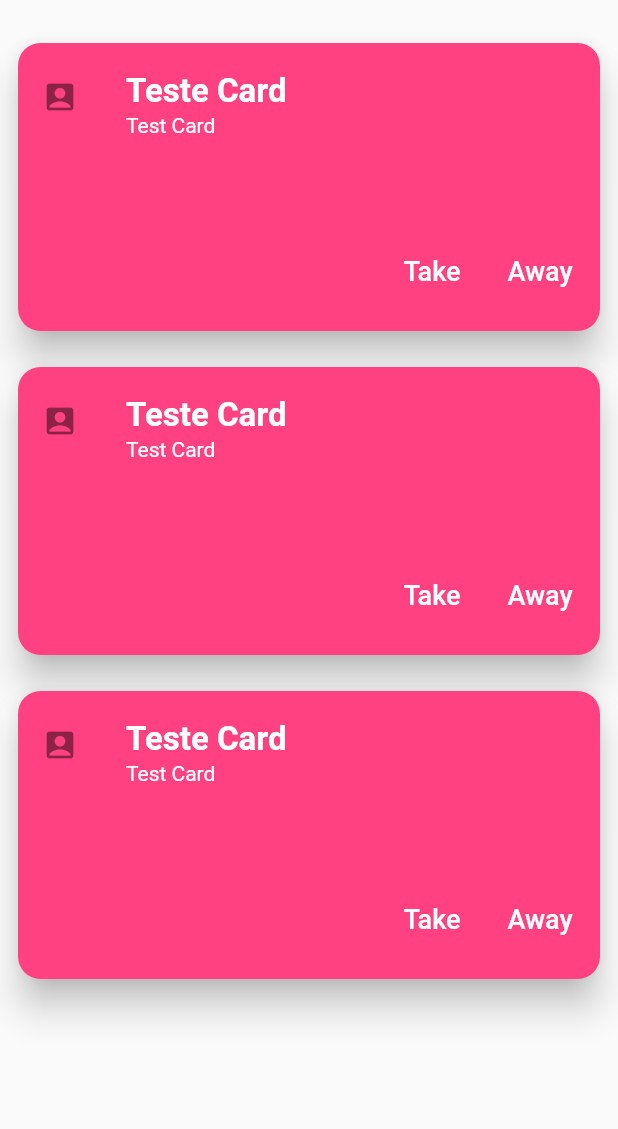
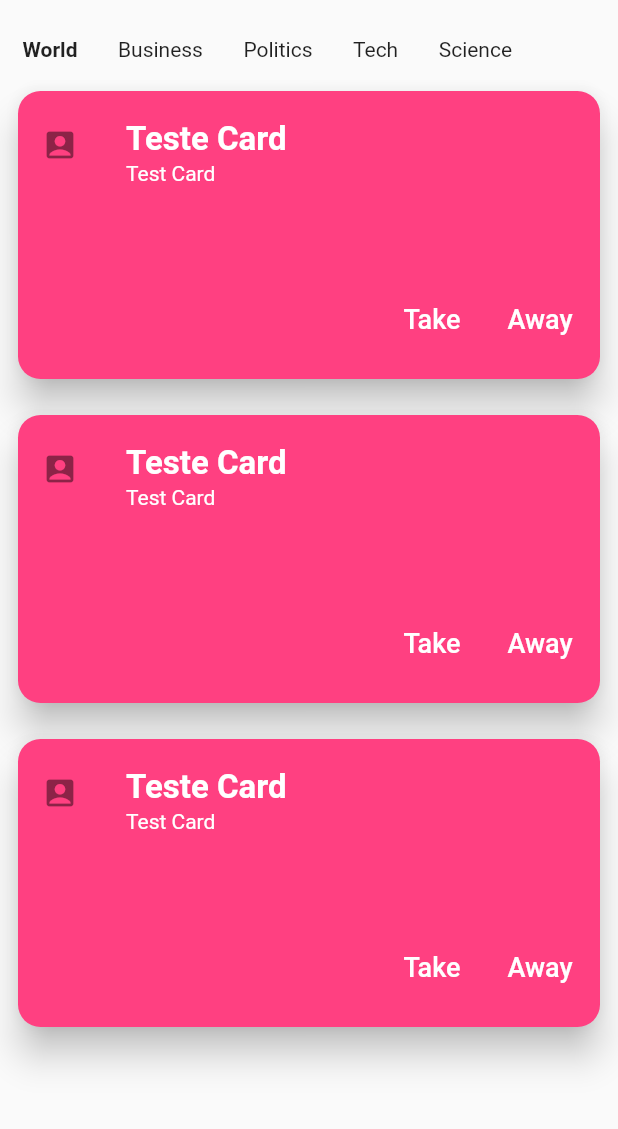
Before and after one commit to gabrielmayers/news_app, a Flutter app: the screen it shows after launch, on a phone screen of 412 x 824 dp, the part 59-1188 px from its top. Run offline on Flutter 3.47's test engine with Material 2 defaults, Android fonts, the phone set to English and light mode, and no system bars; our stand-ins replace google_fonts.

Commit message:
UI partially

```diff
--- a/lib/home.dart
+++ b/lib/home.dart
@@ -34,6 +34,33 @@ class _HomeState extends State<Home> {
         child: Container(
           child: Column(
             children: [
+              Row(
+                children: [
+                  Padding(
+                    padding: const EdgeInsets.fromLTRB(15, 8, 12, 8),
+                    child: Text(
+                      "World",
+                      style: TextStyle(fontWeight: FontWeight.bold),
+                    ),
+                  ),
+                  Padding(
+                    padding: const EdgeInsets.fromLTRB(15, 8, 12, 8),
+                    child: Text("Business"),
+                  ),
+                  Padding(
+                    padding: const EdgeInsets.fromLTRB(15, 8, 12, 8),
+                    child: Text("Politics"),
+                  ),
+                  Padding(
+                    padding: const EdgeInsets.fromLTRB(15, 8, 12, 8),
+                    child: Text("Tech"),
+                  ),
+                  Padding(
+                    padding: const EdgeInsets.fromLTRB(15, 8, 12, 8),
+                    child: Text("Science"),
+                  )
+                ],
+              ),
               Padding(
                 padding: const EdgeInsets.all(8.0),
                 child: CardNews(),
```
